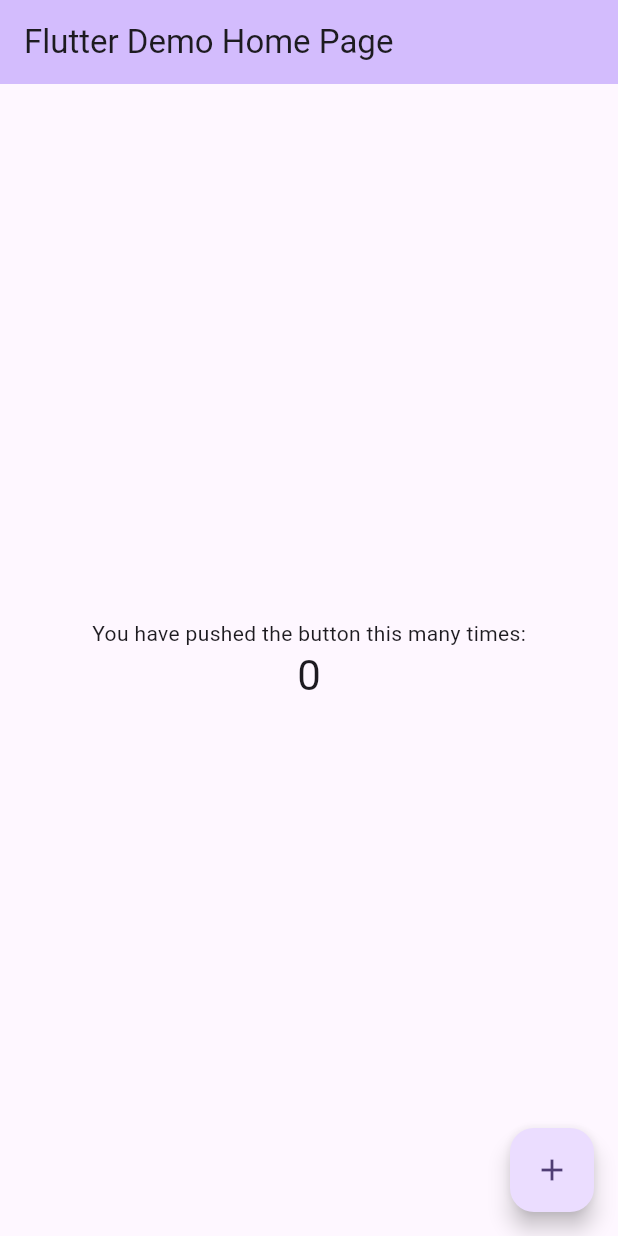
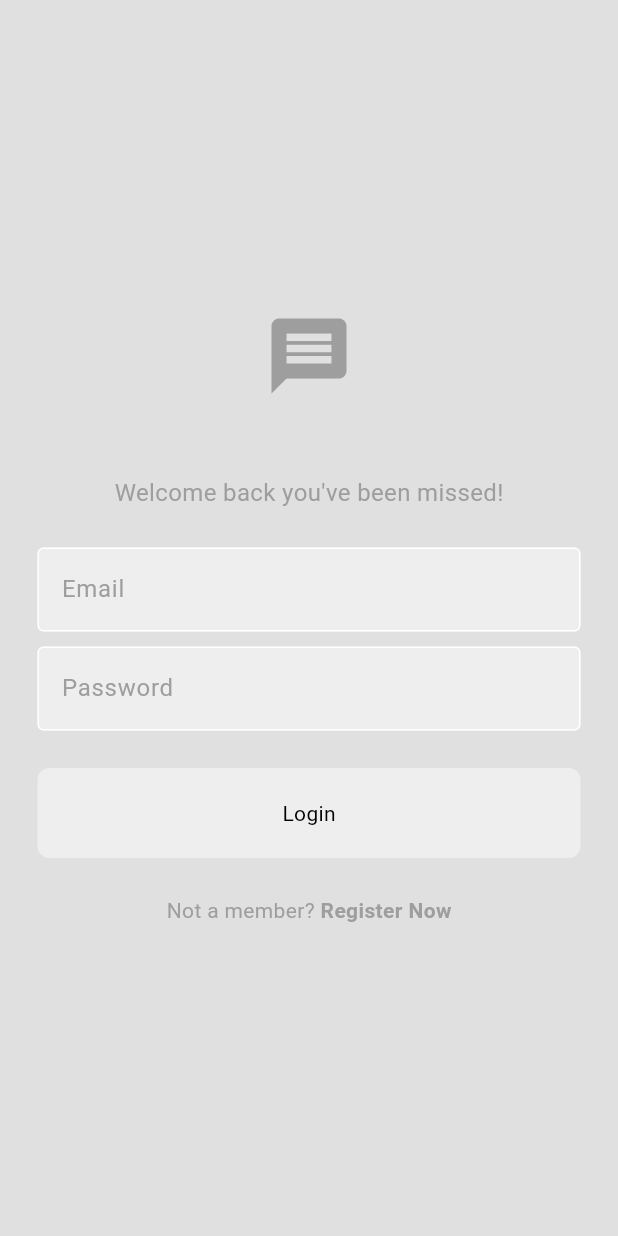
Before and after one commit to musharrafhamraz/Flutter-Chat-App, a Flutter app: the screen it shows after launch, on a phone screen of 412 x 824 dp. Run offline on Flutter 3.47's test engine with Material 3 defaults, Android fonts, the phone set to English and light mode, and no system bars.

Commit message:
auth screen ui done with toggle between register and login screen.

```diff
--- /dev/null
+++ b/lib/auth/login_or_register.dart
@@ -0,0 +1,33 @@
+import 'package:chatapp/pages/login_page.dart';
+import 'package:chatapp/pages/sign_up.dart';
+import 'package:flutter/material.dart';
+
+class LoginOrRegister extends StatefulWidget {
+  const LoginOrRegister({super.key});
+
+  @override
+  State<LoginOrRegister> createState() => _LoginOrRegisterState();
+}
+
+class _LoginOrRegisterState extends State<LoginOrRegister> {
+  bool showLoginPage = true;
+
+  void togglePages() {
+    setState(() {
+      showLoginPage = !showLoginPage;
+    });
+  }
+
+  @override
+  Widget build(BuildContext context) {
+    if (showLoginPage) {
+      return LoginPage(
+        onTap: togglePages,
+      );
+    } else {
+      return SignUpPage(
+        onTap: togglePages,
+      );
+    }
+  }
+}
--- /dev/null
+++ b/lib/components/custom_button.dart
@@ -0,0 +1,25 @@
+import 'package:flutter/material.dart';
+
+class CustomButton extends StatelessWidget {
+  final String btnText;
+  final void Function() onTap;
+  const CustomButton({super.key, required this.btnText, required this.onTap});
+
+  @override
+  Widget build(BuildContext context) {
+    return GestureDetector(
+      onTap: onTap,
+      child: Container(
+        decoration: BoxDecoration(
+          color: Theme.of(context).colorScheme.secondary,
+          borderRadius: BorderRadius.circular(8),
+        ),
+        padding: const EdgeInsets.all(20),
+        margin: const EdgeInsets.symmetric(horizontal: 25.0),
+        child: Center(
+          child: Text(btnText),
+        ),
+      ),
+    );
+  }
+}
--- /dev/null
+++ b/lib/components/text_field.dart
@@ -0,0 +1,39 @@
+import 'package:flutter/material.dart';
+
+class CustomTextInput extends StatelessWidget {
+  final String hintText;
+  final bool obscureText;
+  final TextEditingController controller;
+
+  const CustomTextInput(
+      {super.key,
+      required this.hintText,
+      required this.obscureText,
+      required this.controller});
+
+  @override
+  Widget build(BuildContext context) {
+    return Padding(
+      padding: const EdgeInsets.symmetric(horizontal: 25.0),
+      child: TextField(
+        controller: controller,
+        decoration: InputDecoration(
+            enabledBorder: OutlineInputBorder(
+              borderSide:
+                  BorderSide(color: Theme.of(context).colorScheme.tertiary),
+            ),
+            focusedBorder: OutlineInputBorder(
+              borderSide:
+                  BorderSide(color: Theme.of(context).colorScheme.primary),
+            ),
+            fillColor: Theme.of(context).colorScheme.secondary,
+            filled: true,
+            hintText: hintText,
+            hintStyle: TextStyle(
+              color: Theme.of(context).colorScheme.primary,
+            )),
+        obscureText: obscureText,
+      ),
+    );
+  }
+}
--- a/lib/main.dart
+++ b/lib/main.dart
@@ -1,3 +1,5 @@
+import 'package:chatapp/auth/login_or_register.dart';
+import 'package:chatapp/theme/light_mode.dart';
 import 'package:flutter/material.dart';
 
 void main() {
@@ -11,115 +13,9 @@ class MyApp extends StatelessWidget {
   @override
   Widget build(BuildContext context) {
     return MaterialApp(
-      title: 'Flutter Demo',
-      theme: ThemeData(
-        // This is the theme of your application.
-        //
-        // TRY THIS: Try running your application with "flutter run". You'll see
-        // the application has a purple toolbar. Then, without quitting the app,
-        // try changing the seedColor in the colorScheme below to Colors.green
-        // and then invoke "hot reload" (save your changes or press the "hot
-        // reload" button in a Flutter-supported IDE, or press "r" if you used
-        // the command line to start the app).
-        //
-        // Notice that the counter didn't reset back to zero; the application
-        // state is not lost during the reload. To reset the state, use hot
-        // restart instead.
-        //
-        // This works for code too, not just values: Most code changes can be
-        // tested with just a hot reload.
-        colorScheme: ColorScheme.fromSeed(seedColor: Colors.deepPurple),
-        useMaterial3: true,
-      ),
-      home: const MyHomePage(title: 'Flutter Demo Home Page'),
+      debugShowCheckedModeBanner: false,
+      home: LoginOrRegister(),
+      theme: lightMode,
     );
   }
 }
-
-class MyHomePage extends StatefulWidget {
-  const MyHomePage({super.key, required this.title});
-
-  // This widget is the home page of your application. It is stateful, meaning
-  // that it has a State object (defined below) that contains fields that affect
-  // how it looks.
-
-  // This class is the configuration for the state. It holds the values (in this
-  // case the title) provided by the parent (in this case the App widget) and
-  // used by the build method of the State. Fields in a Widget subclass are
-  // always marked "final".
-
-  final String title;
-
-  @override
-  State<MyHomePage> createState() => _MyHomePageState();
-}
-
-class _MyHomePageState extends State<MyHomePage> {
-  int _counter = 0;
-
-  void _incrementCounter() {
-    setState(() {
-      // This call to setState tells the Flutter framework that something has
-      // changed in this State, which causes it to rerun the build method below
-      // so that the display can reflect the updated values. If we changed
-      // _counter without calling setState(), then the build method would not be
-      // called again, and so nothing would appear to happen.
-      _counter++;
-    });
-  }
-
-  @override
-  Widget build(BuildContext context) {
-    // This method is rerun every time setState is called, for instance as done
-    // by the _incrementCounter method above.
-    //
-    // The Flutter framework has been optimized to make rerunning build methods
-    // fast, so that you can just rebuild anything that needs updating rather
-    // than having to individually change instances of widgets.
-    return Scaffold(
-      appBar: AppBar(
-        // TRY THIS: Try changing the color here to a specific color (to
-        // Colors.amber, perhaps?) and trigger a hot reload to see the AppBar
-        // change color while the other colors stay the same.
-        backgroundColor: Theme.of(context).colorScheme.inversePrimary,
-        // Here we take the value from the MyHomePage object that was created by
-        // the App.build method, and use it to set our appbar title.
-        title: Text(widget.title),
-      ),
-      body: Center(
-        // Center is a layout widget. It takes a single child and positions it
-        // in the middle of the parent.
-        child: Column(
-          // Column is also a layout widget. It takes a list of children and
-          // arranges them vertically. By default, it sizes itself to fit its
-          // children horizontally, and tries to be as tall as its parent.
-          //
-          // Column has various properties to control how it sizes itself and
-          // how it positions its children. Here we use mainAxisAlignment to
-          // center the children vertically; the main axis here is the vertical
-          // axis because Columns are vertical (the cross axis would be
-          // horizontal).
-          //
-          // TRY THIS: Invoke "debug painting" (choose the "Toggle Debug Paint"
-          // action in the IDE, or press "p" in the console), to see the
-          // wireframe for each widget.
-          mainAxisAlignment: MainAxisAlignment.center,
-          children: <Widget>[
-            const Text(
-              'You have pushed the button this many times:',
-            ),
-            Text(
-              '$_counter',
-              style: Theme.of(context).textTheme.headlineMedium,
-            ),
-          ],
-        ),
-      ),
-      floatingActionButton: FloatingActionButton(
-        onPressed: _incrementCounter,
-        tooltip: 'Increment',
-        child: const Icon(Icons.add),
-      ), // This trailing comma makes auto-formatting nicer for build methods.
-    );
-  }
-}
--- /dev/null
+++ b/lib/pages/login_page.dart
@@ -0,0 +1,104 @@
+import 'package:chatapp/components/custom_button.dart';
+import 'package:chatapp/components/text_field.dart';
+import 'package:flutter/material.dart';
+
+class LoginPage extends StatelessWidget {
+  final TextEditingController _emailController = TextEditingController();
+  final TextEditingController _pwController = TextEditingController();
+
+  final void Function() onTap;
+  LoginPage({super.key, required this.onTap});
+
+  // login function
+
+  login() {}
+
+  @override
+  Widget build(BuildContext context) {
+    return SafeArea(
+      child: Scaffold(
+        backgroundColor: Theme.of(context).colorScheme.surface,
+        body: Column(
+          mainAxisAlignment: MainAxisAlignment.center,
+          children: [
+            // Logo
+            Icon(
+              Icons.message,
+              size: 60,
+              color: Theme.of(context).colorScheme.primary,
+            ),
+            const SizedBox(
+              height: 50,
+            ),
+
+            // Welcome Back text
+
+            Text(
+              "Welcome back you've been missed!",
+              style: TextStyle(
+                color: Theme.of(context).colorScheme.primary,
+                fontSize: 16,
+              ),
+            ),
+            const SizedBox(
+              height: 25,
+            ),
+
+            // email text field
+            CustomTextInput(
+              hintText: "Email",
+              obscureText: false,
+              controller: _emailController,
+            ),
+            const SizedBox(
+              height: 10,
+            ),
+
+            // password text field
+            CustomTextInput(
+              hintText: "Password",
+              obscureText: true,
+              controller: _pwController,
+            ),
+
+            const SizedBox(
+              height: 25,
+            ),
+
+            // button
+
+            CustomButton(
+              btnText: 'Login',
+              onTap: login,
+            ),
+            const SizedBox(
+              height: 25,
+            ),
+
+            // register now
+
+            Row(
+              mainAxisAlignment: MainAxisAlignment.center,
+              children: [
+                Text(
+                  'Not a member? ',
+                  style:
+                      TextStyle(color: Theme.of(context).colorScheme.primary),
+                ),
+                GestureDetector(
+                  onTap: onTap,
+                  child: Text(
+                    'Register Now',
+                    style: TextStyle(
+                        fontWeight: FontWeight.bold,
+                        color: Theme.of(context).colorScheme.primary),
+                  ),
+                ),
+              ],
+            )
+          ],
+        ),
+      ),
+    );
+  }
+}
--- /dev/null
+++ b/lib/theme/light_mode.dart
@@ -0,0 +1,10 @@
+import 'package:flutter/material.dart';
+
+ThemeData lightMode = ThemeData(
+    colorScheme: ColorScheme.light(
+  surface: Colors.grey.shade300,
+  primary: Colors.grey.shade500,
+  secondary: Colors.grey.shade200,
+  tertiary: Colors.white,
+  inversePrimary: Colors.grey.shade900,
+));
```
Also changed, not shown: lib/pages/sign_up.dart (added, +115 -0 lines).
